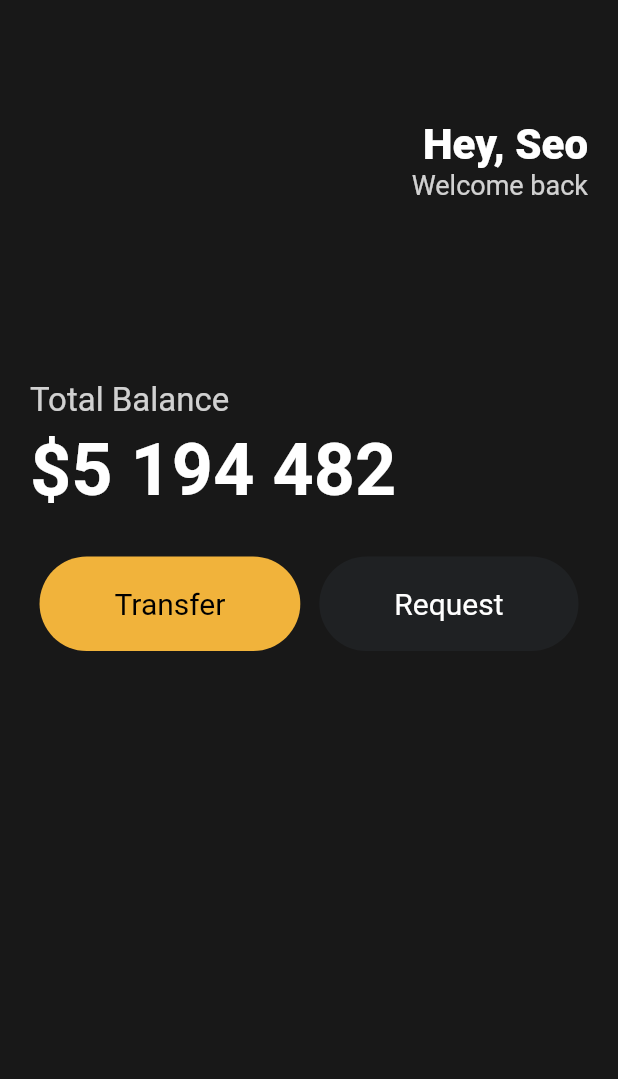
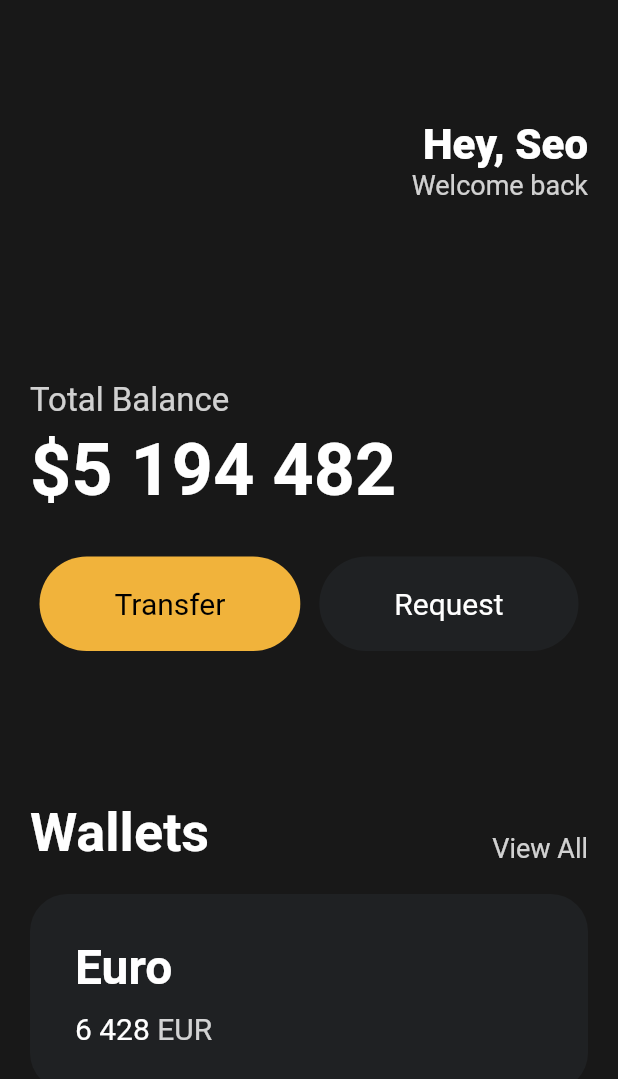
Before and after one commit to seo081225/toonflix, a Flutter app: the screen it shows after launch, on a phone screen of 412 x 824 dp. Shown: the top 1079 px of the screen. Run offline on Flutter 3.47's test engine with Material 2 defaults, Android fonts, the phone set to English and light mode, and no system bars.

Commit message:
#3.6 Cards

```diff
--- a/lib/main.dart
+++ b/lib/main.dart
@@ -86,7 +86,84 @@ class App extends StatelessWidget {
                     textColor: Colors.white,
                   ),
                 ],
-              )
+              ),
+              const SizedBox(
+                height: 100,
+              ),
+              Row(
+                crossAxisAlignment: CrossAxisAlignment.end,
+                mainAxisAlignment: MainAxisAlignment.spaceBetween,
+                children: [
+                  const Text(
+                    'Wallets',
+                    style: TextStyle(
+                      color: Colors.white,
+                      fontSize: 36,
+                      fontWeight: FontWeight.w600,
+                    ),
+                  ),
+                  Text(
+                    'View All',
+                    style: TextStyle(
+                      color: Colors.white.withOpacity(0.8),
+                      fontSize: 18,
+                    ),
+                  ),
+                ],
+              ),
+              const SizedBox(
+                height: 20,
+              ),
+              Container(
+                decoration: BoxDecoration(
+                  color: const Color(0xFF1F2123),
+                  borderRadius: BorderRadius.circular(25),
+                ),
+                child: Padding(
+                  padding: const EdgeInsets.all(30),
+                  child: Row(
+                    children: [
+                      Column(
+                        crossAxisAlignment: CrossAxisAlignment.start,
+                        children: [
+                          const Text(
+                            'Euro',
+                            style: TextStyle(
+                              color: Colors.white,
+                              fontSize: 32,
+                              fontWeight: FontWeight.w600,
+                            ),
+                          ),
+                          const SizedBox(
+                            height: 10,
+                          ),
+                          Row(
+                            children: [
+                              const Text(
+                                '6 428',
+                                style: TextStyle(
+                                  color: Colors.white,
+                                  fontSize: 20,
+                                ),
+                              ),
+                              const SizedBox(
+                                width: 5,
+                              ),
+                              Text(
+                                'EUR',
+                                style: TextStyle(
+                                  color: Colors.white.withOpacity(0.8),
+                                  fontSize: 20,
+                                ),
+                              ),
+                            ],
+                          )
+                        ],
+                      ),
+                    ],
+                  ),
+                ),
+              ),
             ],
           ),
         ),
```
